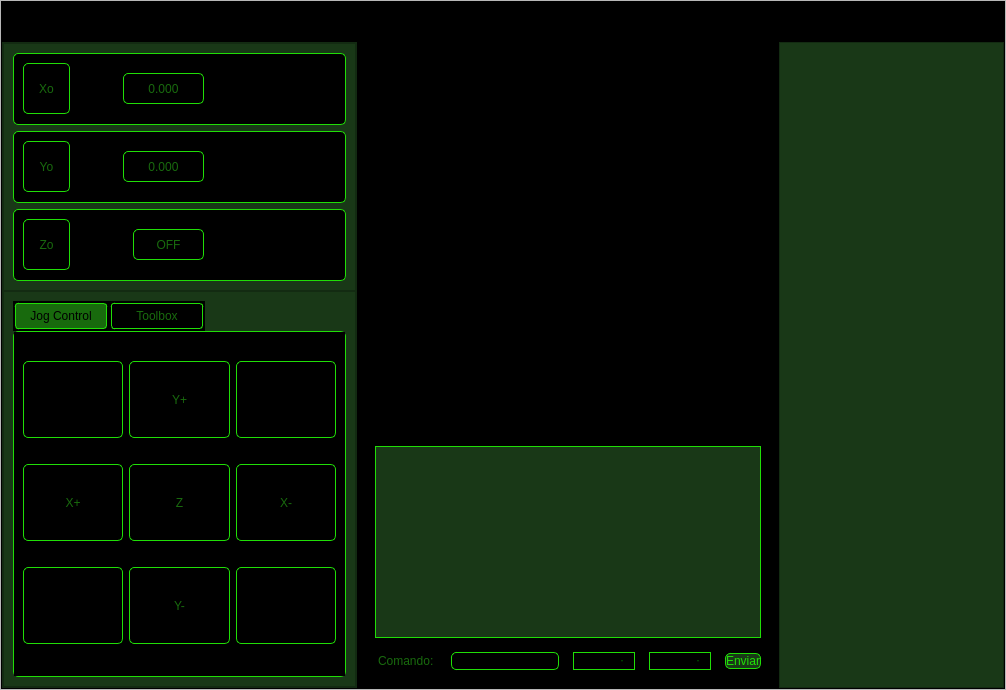
Old version of the form GUIFuncional/GUIDrawXY.ui in the repository andresxvalencia/CNC_DrawXY.
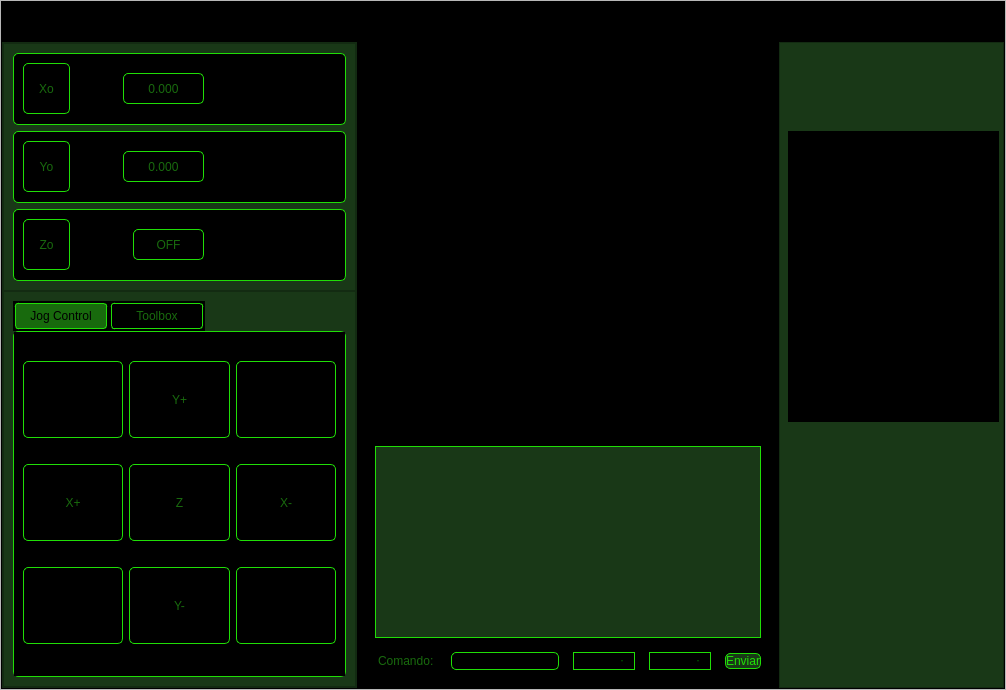
New version of the form. Icons and pictures are not drawn.

```diff
--- a/GUIFuncional/GUIDrawXY.ui
+++ b/GUIFuncional/GUIDrawXY.ui
@@ -1081,25 +1081,6 @@
               </size>
              </property>
             </widget>
-            <widget class="QLabel" name="label_3">
-             <property name="geometry">
-              <rect>
-               <x>20</x>
-               <y>67</y>
-               <width>188</width>
-               <height>411</height>
-              </rect>
-             </property>
-             <property name="text">
-              <string/>
-             </property>
-             <property name="pixmap">
-              <pixmap>imagenes/plano1.png</pixmap>
-             </property>
-             <property name="alignment">
-              <set>Qt::AlignCenter</set>
-             </property>
-            </widget>
             <widget class="QPushButton" name="pushButton_19">
              <property name="geometry">
               <rect>
@@ -1158,6 +1139,17 @@
               </size>
              </property>
             </widget>
+            <widget class="QWidget" name="gridLayoutWidget">
+             <property name="geometry">
+              <rect>
+               <x>9</x>
+               <y>89</y>
+               <width>211</width>
+               <height>291</height>
+              </rect>
+             </property>
+             <layout class="QGridLayout" name="viewLayout"/>
+            </widget>
            </widget>
           </item>
          </layout>
```
